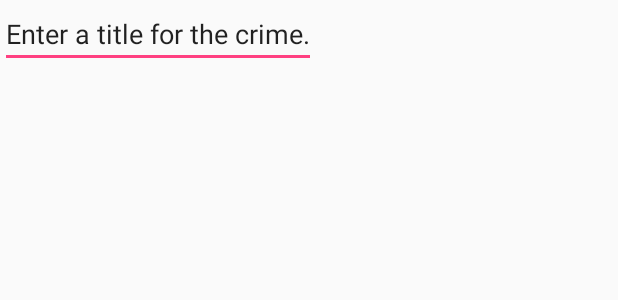
After one commit to rbrazuk/CriminalIntent, an Android app: the layout fragment_crime.xml on its own in the app's theme, with its tools: preview values and no code run, on a phone screen of 412 x 824 dp. The commit adds this screen. Shown: the top 300 px of the screen. Run offline under Robolectric (Android 15) with nearby library versions, the phone set to English and light mode, and no system bars.

Commit message:
added CrimeFragment

```diff
--- /dev/null
+++ b/app/src/main/res/layout/fragment_crime.xml
@@ -0,0 +1,12 @@
+<?xml version="1.0" encoding="utf-8"?>
+<LinearLayout xmlns:android="http://schemas.android.com/apk/res/android"
+              android:orientation="vertical"
+              android:layout_width="match_parent"
+              android:layout_height="match_parent">
+    <EditText
+        android:id="@+id/crime_title"
+        android:text="@string/crime_title_hint"
+        android:layout_width="wrap_content"
+        android:layout_height="wrap_content"/>
+
+</LinearLayout>
--- a/app/src/main/res/values/strings.xml
+++ b/app/src/main/res/values/strings.xml
@@ -1,3 +1,4 @@
 <resources>
     <string name="app_name">CriminalIntent</string>
+    <string name="crime_title_hint">Enter a title for the crime.</string>
 </resources>
```
Also changed, not shown: app/src/main/java/com/example/rbrazuk/criminalintent/Crime.java (+12 -0 lines), app/src/main/java/com/example/rbrazuk/criminalintent/CrimeFragment.java (added, +28 -0 lines), app/src/main/res/layout/activity_main.xml (+5 -10 lines).
